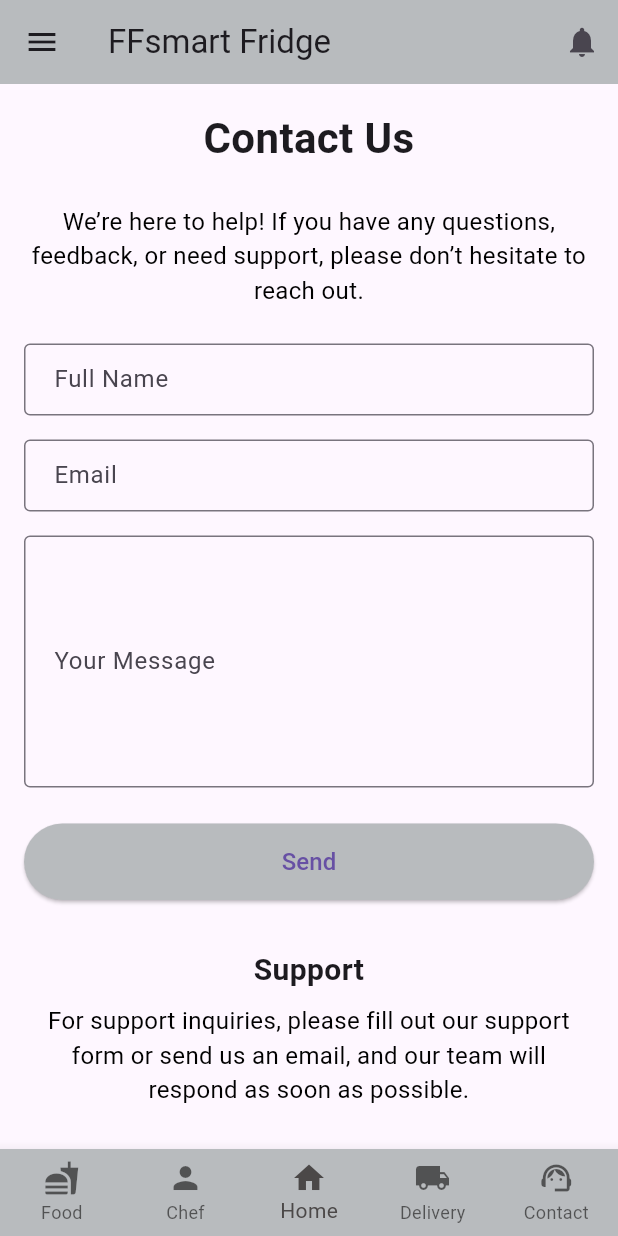
After one commit to Imadtbtb/FridgeTech_LTD, a Flutter app: the ChefControlPanel screen opened by its route, item 5 of the bottom bar chosen, after a tap on "Send", on a phone screen of 412 x 824 dp. The commit adds this screen. Run offline on Flutter 3.47's test engine with Material 3 defaults, Android fonts, the phone set to English and light mode, and no system bars.

Commit message:
create the nav bar for the project and create the contact us page

```diff
--- /dev/null
+++ b/flutter_application_2/lib/base.dart
@@ -0,0 +1,95 @@
+// base.dart
+import 'package:flutter/material.dart';
+import 'food_page.dart';
+import 'chef_control_panel.dart';
+import 'home_page.dart';
+import 'delivery_page.dart';
+import 'contact_page.dart';
+
+class BaseScreen extends StatefulWidget {
+  final Widget child;
+
+  const BaseScreen({Key? key, required this.child}) : super(key: key);
+
+  @override
+  _BaseScreenState createState() => _BaseScreenState();
+}
+
+class _BaseScreenState extends State<BaseScreen> {
+  int _selectedIndex = 2; // Default to Home page
+
+  // List of pages to navigate to
+  final List<Widget> _pages = [
+    FoodPage(),
+    ChefControlPanel(),
+    HomePage(),
+    DeliveryPage(),
+    ContactPage(),
+  ];
+
+  // Navigation function for changing tabs
+  void _onItemTapped(int index) {
+    setState(() {
+      _selectedIndex = index;
+    });
+    Navigator.push(
+      context,
+      MaterialPageRoute(builder: (context) => _pages[index]),
+    );
+  }
+
+  @override
+  Widget build(BuildContext context) {
+    return Scaffold(
+      appBar: AppBar(
+        backgroundColor: const Color.fromARGB(255, 184, 187, 190),
+        title: const Text("FFsmart Fridge "),
+        leading: IconButton(
+          icon: const Icon(Icons.menu),
+          onPressed: () {
+            // Add functionality for hamburger icon if needed
+          },
+        ),
+        actions: [
+          IconButton(
+            icon: const Icon(Icons.notifications),
+            onPressed: () {
+              // Add functionality for notifications if needed
+            },
+          ),
+        ],
+      ),
+      body: widget.child, // Show the passed-in child widget
+      bottomNavigationBar: BottomNavigationBar(
+        type: BottomNavigationBarType.fixed,
+        currentIndex: _selectedIndex,
+        onTap: _onItemTapped,
+        backgroundColor: const Color.fromARGB(255, 184, 187, 190), // Bottom bar color
+        selectedItemColor: const Color.fromARGB(255, 75, 72, 72), // Color of selected icon/text
+        unselectedItemColor: const Color.fromARGB(164, 24, 23, 23), // Color of unselected icons/text
+        items: const [
+          BottomNavigationBarItem(
+            icon: Icon(Icons.fastfood),
+            label: 'Food',
+          ),
+          BottomNavigationBarItem(
+            icon: Icon(Icons.person),
+            label: 'Chef',
+          ),
+          BottomNavigationBarItem(
+            icon: Icon(Icons.home),
+            label: 'Home',
+          ),
+          BottomNavigationBarItem(
+            icon: Icon(Icons.local_shipping),
+            label: 'Delivery',
+          ),
+          BottomNavigationBarItem(
+            icon: Icon(Icons.support_agent),
+            label: 'Contact',
+          ),
+        ],
+      ),
+    );
+  }
+}
--- /dev/null
+++ b/flutter_application_2/lib/chef_control_panel.dart
@@ -0,0 +1,81 @@
+// chef_control_panel.dart
+import 'package:flutter/material.dart';
+import 'base.dart';
+
+class ChefControlPanel extends StatelessWidget {
+  const ChefControlPanel({Key? key}) : super(key: key);
+
+  @override
+  Widget build(BuildContext context) {
+    return BaseScreen(
+      child: Padding(
+        padding: const EdgeInsets.all(16.0),
+        child: Column(
+          children: [
+            const Text(
+              'Chef Control Panel',
+              style: TextStyle(
+                fontSize: 24,
+                fontWeight: FontWeight.bold,
+                color: Colors.black,
+              ),
+            ),
+            const SizedBox(height: 20),
+            // Container 1 with #dddddd color
+            Container(
+              height: 150,
+              width: double.infinity,
+              color: Color(0xFFDDDDDD),
+              margin: const EdgeInsets.only(bottom: 20),
+              child: const Center(
+                child: Text(
+                  'Container 1',
+                  style: TextStyle(color: Colors.black),
+                ),
+              ),
+            ),
+            // Container 2 with #dddddd color and title "Action History"
+            Container(
+              height: 150,
+              width: double.infinity,
+              color: Color(0xFFDDDDDD),
+              margin: const EdgeInsets.only(bottom: 20),
+              child: Column(
+                mainAxisAlignment: MainAxisAlignment.center,
+                children: const [
+                  Text(
+                    'Action History',
+                    style: TextStyle(
+                      fontSize: 18,
+                      fontWeight: FontWeight.bold,
+                      color: Colors.black,
+                    ),
+                  ),
+                ],
+              ),
+            ),
+            // Container 3 with #eeeeee color and title "Assign Tasks"
+            Container(
+              height: 150,
+              width: double.infinity,
+              color: Color(0xFFEEEEEE),
+              child: Column(
+                mainAxisAlignment: MainAxisAlignment.center,
+                children: const [
+                  Text(
+                    'Assign Tasks',
+                    style: TextStyle(
+                      fontSize: 18,
+                      fontWeight: FontWeight.bold,
+                      color: Colors.black,
+                    ),
+                  ),
+                ],
+              ),
+            ),
+          ],
+        ),
+      ),
+    );
+  }
+}
--- /dev/null
+++ b/flutter_application_2/lib/contact_page.dart
@@ -0,0 +1,99 @@
+// contact_page.dart
+import 'package:flutter/material.dart';
+import 'base.dart';
+
+class ContactPage extends StatelessWidget {
+  @override
+  Widget build(BuildContext context) {
+    return BaseScreen(
+      child: SingleChildScrollView( // Wrapping content in SingleChildScrollView to handle overflow
+        child: Padding(
+          padding: const EdgeInsets.all(16.0),
+          child: Column(
+            mainAxisAlignment: MainAxisAlignment.center, // Center the content vertically
+            crossAxisAlignment: CrossAxisAlignment.center, // Center content horizontally
+            children: [
+              // Contact Us Title centered at the top
+              const Text(
+                'Contact Us',
+                style: TextStyle(fontSize: 28, fontWeight: FontWeight.bold),
+                textAlign: TextAlign.center,
+              ),
+              const SizedBox(height: 24), // Space between title and other elements
+
+              // Introductory text in the center
+              const Text(
+                'We’re here to help! If you have any questions, feedback, or need support, please don’t hesitate to reach out.',
+                style: TextStyle(fontSize: 16, color: Color.fromARGB(255, 0, 0, 0)),
+                textAlign: TextAlign.center,
+              ),
+              const SizedBox(height: 24), // Space between text and form
+
+              // Full Name input field
+              TextField(
+                decoration: InputDecoration(
+                  labelText: 'Full Name',
+                  border: OutlineInputBorder(),
+                  contentPadding: EdgeInsets.symmetric(vertical: 12, horizontal: 16),
+                ),
+              ),
+              const SizedBox(height: 16),
+
+              // Email input field
+              TextField(
+                decoration: InputDecoration(
+                  labelText: 'Email',
+                  border: OutlineInputBorder(),
+                  contentPadding: EdgeInsets.symmetric(vertical: 12, horizontal: 16),
+                ),
+              ),
+              const SizedBox(height: 16),
+
+              // Message input field (larger box)
+              TextField(
+                maxLines: 6, // Larger input box for message
+                decoration: InputDecoration(
+                  labelText: 'Your Message',
+                  border: OutlineInputBorder(),
+                  contentPadding: EdgeInsets.symmetric(vertical: 12, horizontal: 16),
+                ),
+              ),
+              const SizedBox(height: 24),
+
+              // Send Button (centered)
+              SizedBox(
+                width: double.infinity,
+                child: ElevatedButton(
+                  onPressed: () {
+                    // Add your send functionality here
+                  },
+                  style: ElevatedButton.styleFrom(
+                     backgroundColor: const Color.fromARGB(255, 184, 187, 190),
+                    padding: const EdgeInsets.symmetric(vertical: 14),
+                  ),
+                  child: const Text('Send', style: TextStyle(fontSize: 16)),
+                ),
+              ),
+              const SizedBox(height: 32), // Space before Support section
+
+              // Support section title
+              const Text(
+                'Support',
+                style: TextStyle(fontSize: 20, fontWeight: FontWeight.bold),
+                textAlign: TextAlign.center,
+              ),
+              const SizedBox(height: 8),
+
+              // Support text below the title
+              const Text(
+                'For support inquiries, please fill out our support form or send us an email, and our team will respond as soon as possible.',
+                style: TextStyle(fontSize: 16, color: Color.fromARGB(255, 0, 0, 0)),
+                textAlign: TextAlign.center,
+              ),
+            ],
+          ),
+        ),
+      ),
+    );
+  }
+}
--- /dev/null
+++ b/flutter_application_2/lib/delivery_page.dart
@@ -0,0 +1,17 @@
+// delivery_page.dart
+import 'package:flutter/material.dart';
+import 'base.dart';
+
+class DeliveryPage extends StatelessWidget {
+  @override
+  Widget build(BuildContext context) {
+    return BaseScreen(
+      child: Center(
+        child: Text(
+          'Delivery Page',
+          style: TextStyle(fontSize: 24),
+        ),
+      ),
+    );
+  }
+}
--- /dev/null
+++ b/flutter_application_2/lib/food_page.dart
@@ -0,0 +1,17 @@
+// delivery_page.dart
+import 'package:flutter/material.dart';
+import 'base.dart';
+
+class FoodPage extends StatelessWidget {
+  @override
+  Widget build(BuildContext context) {
+    return BaseScreen(
+      child: Center(
+        child: Text(
+          'Food Page',
+          style: TextStyle(fontSize: 24),
+        ),
+      ),
+    );
+  }
+}
--- /dev/null
+++ b/flutter_application_2/lib/home_page.dart
@@ -0,0 +1,17 @@
+// delivery_page.dart
+import 'package:flutter/material.dart';
+import 'base.dart';
+
+class HomePage extends StatelessWidget {
+  @override
+  Widget build(BuildContext context) {
+    return BaseScreen(
+      child: Center(
+        child: Text(
+          'Home Page',
+          style: TextStyle(fontSize: 24),
+        ),
+      ),
+    );
+  }
+}
--- a/flutter_application_2/lib/login_screen.dart
+++ b/flutter_application_2/lib/login_screen.dart
@@ -70,6 +70,8 @@ class LoginScreen extends StatelessWidget {
             ),
 
             SizedBox(height: 32), // Spacing below the buttons
+
+            // Custom Email and Password Fields
             CustomTextField(
               controller: emailController,
               labelText: 'Email',
@@ -83,17 +85,30 @@ class LoginScreen extends StatelessWidget {
               obscureText: true,
             ),
             SizedBox(height: 32),
+
+            // Login Button
             ElevatedButton(
               onPressed: () {
                 // Handle login logic
               },
               child: Text('Login'),
             ),
+
+            // Register Button
             TextButton(
               onPressed: () {
                 Navigator.pushNamed(context, '/register');
               },
               child: Text('Don\'t have an account? Register'),
+            ),
+
+            // Chef Control Button (New Button)
+            SizedBox(height: 16),
+            ElevatedButton(
+              onPressed: () {
+                Navigator.pushNamed(context, '/chef_control');  // Navigate to Chef Control Panel
+              },
+              child: Text('Chef Control'),
             ),
           ],
         ),
--- a/flutter_application_2/lib/main.dart
+++ b/flutter_application_2/lib/main.dart
@@ -2,6 +2,7 @@
 import 'package:flutter/material.dart';
 import 'login_screen.dart';
 import 'register_screen.dart';
+import 'chef_control_panel.dart';  // Import the new ChefControlPanel screen
 
 void main() {
   runApp(MyApp());
@@ -19,6 +20,7 @@ class MyApp extends StatelessWidget {
       routes: {
         '/login': (context) => LoginScreen(),
         '/register': (context) => RegisterScreen(),
+        '/chef_control': (context) => ChefControlPanel(),  // Add route for Chef Control Panel
       },
     );
   }
--- a/flutter_application_2/pubspec.yaml
+++ b/flutter_application_2/pubspec.yaml
@@ -30,10 +30,7 @@ environment:
 dependencies:
   flutter:
     sdk: flutter
-
-
-  # The following adds the Cupertino Icons font to your application.
-  # Use with the CupertinoIcons class for iOS style icons.
+  http: ^0.13.4
   cupertino_icons: ^1.0.8
 
 dev_dependencies:
```
Also changed, not shown: flutter_application_2/pubspec.lock, 1 other file.
